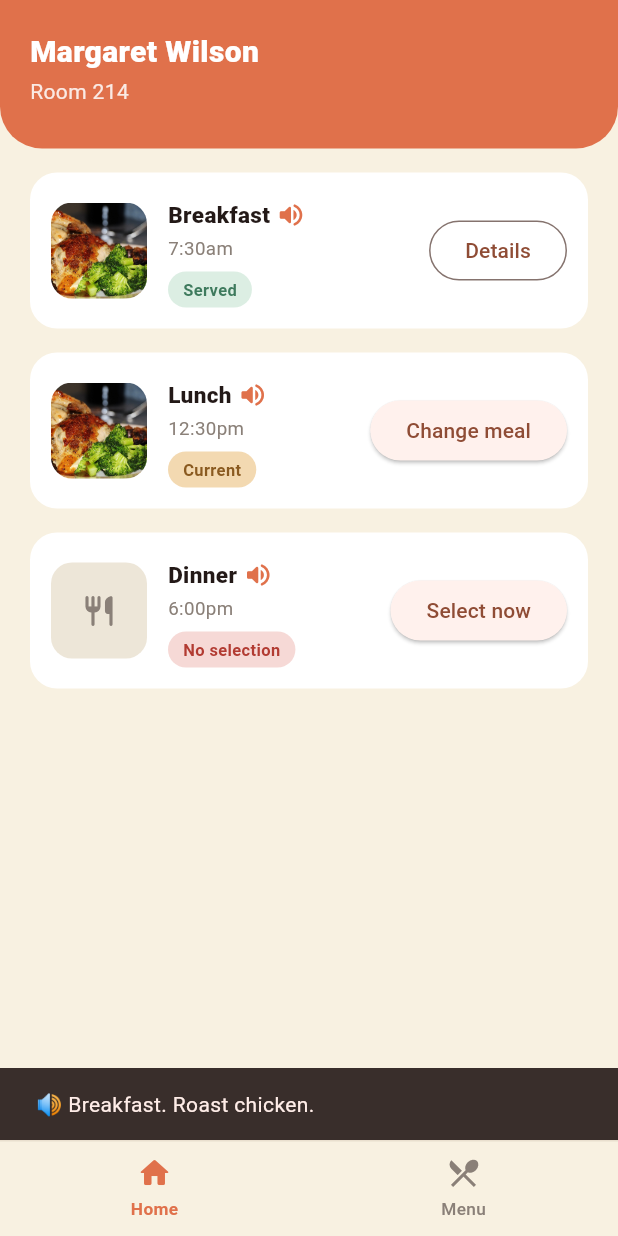
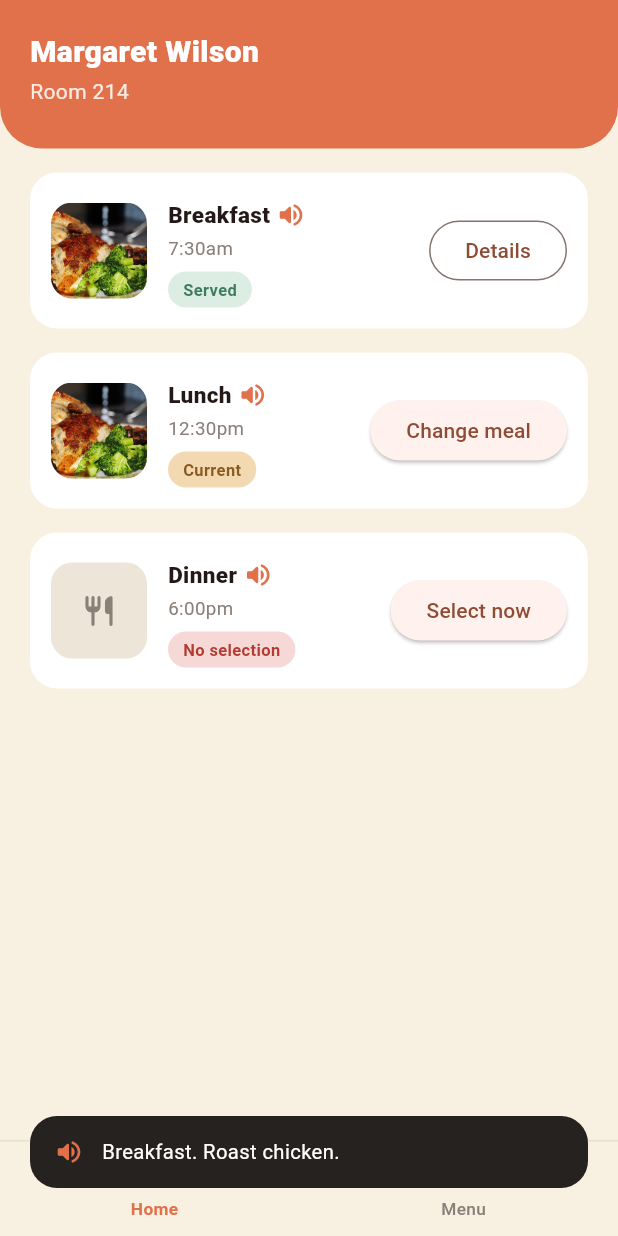
Before and after one commit to binayakgc/Meal4U, a Flutter app: the ResidentHomeScreen screen opened directly, after a tap on the "volume up" icon, on a phone screen of 412 x 824 dp. Run offline on Flutter 3.47's test engine with Material 3 defaults, Android fonts, the phone set to English and light mode, and no system bars.

Commit message:
Add voice ordering screen and text-to-speech caption bubble

```diff
--- a/lib/screens/resident/resident_home_screen.dart
+++ b/lib/screens/resident/resident_home_screen.dart
@@ -6,6 +6,7 @@ import '../../models.dart';
 import '../../theme.dart';
 import '../../widgets/bottom_nav.dart';
 import 'meal_selection_screen.dart';
+import '../../widgets/speech_simulator.dart';
 
 /// Shell for the resident app: a persistent bottom nav switching between
 /// the Home dashboard and the Menu day view.
@@ -163,8 +164,7 @@ class _MealCard extends StatelessWidget {
     final text = plan.main != null
         ? '${slot.label}. ${plan.main!.name}.'
         : '${slot.label}. Nothing selected yet.';
-    ScaffoldMessenger.of(context)
-        .showSnackBar(SnackBar(content: Text('🔊 $text')));
+    simulateSpeech(context, text);
   }
 
   Widget _statusTag(MealStatus status) {
--- /dev/null
+++ b/lib/widgets/speech_simulator.dart
@@ -0,0 +1,69 @@
+import 'package:flutter/material.dart';
+import '../theme.dart';
+
+/// Simulates a text-to-speech readout: shows a brief animated "speaking"
+/// bubble with the text that would be read aloud.
+void simulateSpeech(BuildContext context, String text) {
+  final overlay = Overlay.of(context);
+  late OverlayEntry entry;
+  entry = OverlayEntry(
+    builder: (context) => _SpeechBubble(text: text, onDone: () => entry.remove()),
+  );
+  overlay.insert(entry);
+}
+
+class _SpeechBubble extends StatefulWidget {
+  const _SpeechBubble({required this.text, required this.onDone});
+  final String text;
+  final VoidCallback onDone;
+
+  @override
+  State<_SpeechBubble> createState() => _SpeechBubbleState();
+}
+
+class _SpeechBubbleState extends State<_SpeechBubble> with SingleTickerProviderStateMixin {
+  late final AnimationController _controller;
+
+  @override
+  void initState() {
+    super.initState();
+    _controller = AnimationController(vsync: this, duration: const Duration(milliseconds: 220))..forward();
+    Future.delayed(const Duration(milliseconds: 2200), () async {
+      if (!mounted) return;
+      await _controller.reverse();
+      widget.onDone();
+    });
+  }
+
+  @override
+  void dispose() {
+    _controller.dispose();
+    super.dispose();
+  }
+
+  @override
+  Widget build(BuildContext context) {
+    return Positioned(
+      left: 20,
+      right: 20,
+      bottom: 32,
+      child: FadeTransition(
+        opacity: _controller,
+        child: Material(
+          color: Colors.transparent,
+          child: Container(
+            padding: const EdgeInsets.symmetric(horizontal: 16, vertical: 14),
+            decoration: BoxDecoration(color: AppColors.dark, borderRadius: BorderRadius.circular(18)),
+            child: Row(
+              children: [
+                const Icon(Icons.volume_up_rounded, color: AppColors.primary, size: 20),
+                const SizedBox(width: 12),
+                Expanded(child: Text(widget.text, style: const TextStyle(color: Colors.white, fontSize: 13.5))),
+              ],
+            ),
+          ),
+        ),
+      ),
+    );
+  }
+}
```
Also changed, not shown: lib/screens/resident/meal_selection_screen.dart (+25 -0 lines), lib/screens/resident/voice_listening_screen.dart (added, +60 -0 lines).
